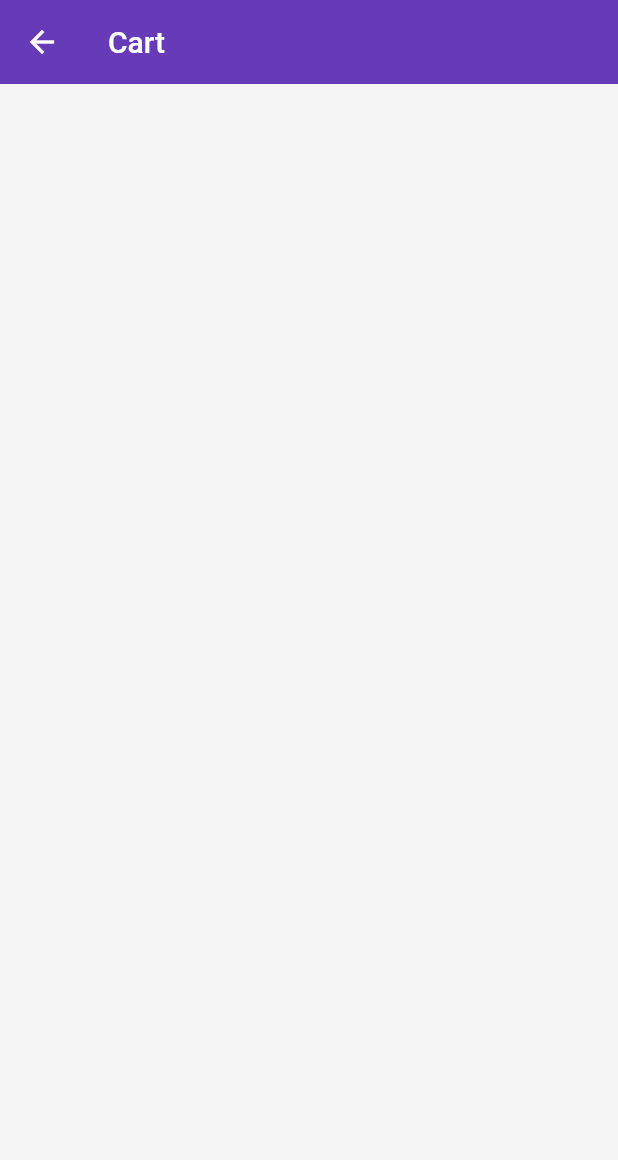
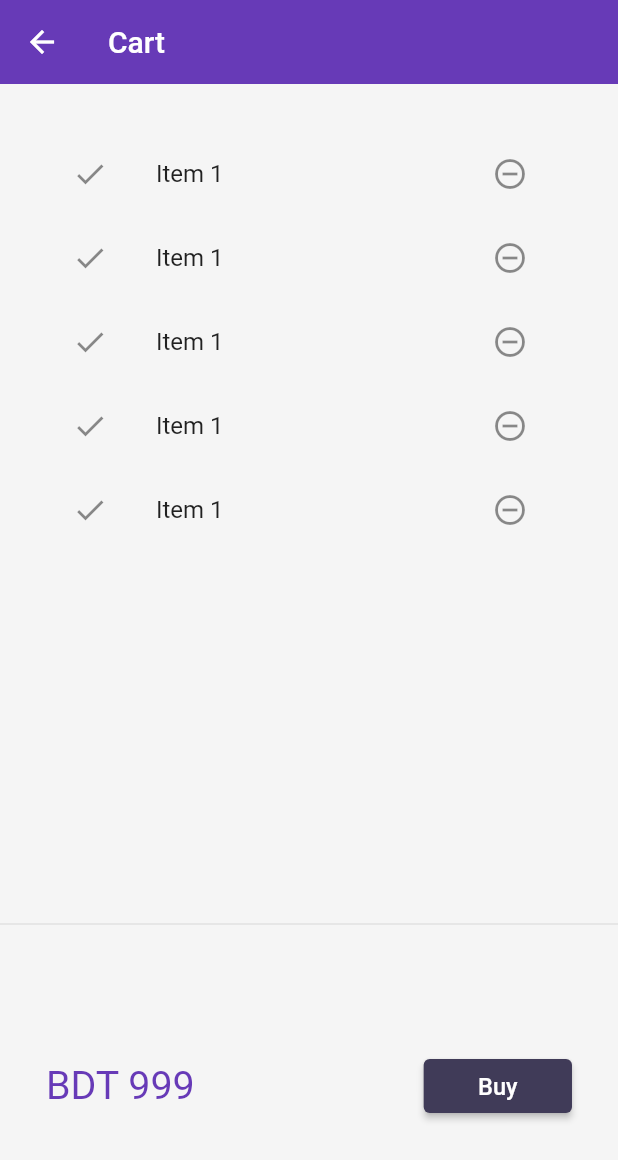
Before and after one commit to mokhlesurr031/catalog_app, a Flutter app: the screen it shows after launch, after a tap on an icon or button, on a phone screen of 412 x 824 dp. Shown: the top 1160 px of the screen. Run offline on Flutter 3.47's test engine with Material 2 defaults, Android fonts, the phone set to English and light mode, and no system bars; our stand-ins replace matcher, velocity_x; network calls fail.

Commit message:
day19- cart design

```diff
--- a/lib/models/catalog.dart
+++ b/lib/models/catalog.dart
@@ -1,15 +1,21 @@
 class CatalogModel {
-  static List<Item> items = [
-    // Item(
-    //   id: 1,
-    //   name: "iPhone 12 Pro aa",
-    //   price: 999,
-    //   description: "Apple iPhone is very good",
-    //   color: "#33505a",
-    //   image:
-    //       "https://static.remove.bg/sample-gallery/graphics/bird-thumbnail.jpg",
-    // )
-  ];
+  static List<Item> items = [];
+
+  // Get Item by id
+
+  static Item getById(int id) => items.firstWhere(
+        (element) => element.id == id,
+        orElse: () => Item(
+          id: -1,
+          name: '',
+          description: '',
+          price: 0,
+          color: '',
+          image: '',
+        ),
+      );
+
+  static Item getByPosition(int pos) => items[pos];
 }
 
 class Item {
--- a/lib/pages/cart_page.dart
+++ b/lib/pages/cart_page.dart
@@ -1,5 +1,6 @@
 import "package:flutter/material.dart";
 import "package:flutter_catalog/widgets/themes.dart";
+import "package:velocity_x/velocity_x.dart";
 
 class CartPage extends StatelessWidget {
   @override
@@ -9,6 +10,63 @@ class CartPage extends StatelessWidget {
       appBar: AppBar(
         title: const Text("Cart"),
       ),
+      body: Column(
+        children: [
+          const _CartList().p32().expand(),
+          const Divider(),
+          _CartTotal(),
+        ],
+      ),
+      // drawer: Drawer(),
     );
   }
 }
+
+class _CartTotal extends StatelessWidget {
+  @override
+  Widget build(BuildContext context) {
+    return SizedBox(
+      height: 200,
+      child: Row(
+        mainAxisAlignment: MainAxisAlignment.spaceAround,
+        children: [
+          "BDT 999".text.xl3.color(context.theme.accentColor).make(),
+          30.widthBox,
+          ElevatedButton(
+            onPressed: () {},
+            style: ButtonStyle(
+              backgroundColor:
+                  // ignore: deprecated_member_use
+                  MaterialStateProperty.all(MyTheme.darkBluishColor),
+            ),
+            child: "Buy".text.lg.white.make(),
+          ).w24(context),
+        ],
+      ),
+    );
+  }
+}
+
+class _CartList extends StatefulWidget {
+  const _CartList({super.key});
+
+  @override
+  State<_CartList> createState() => _CartListState();
+}
+
+class _CartListState extends State<_CartList> {
+  @override
+  Widget build(BuildContext context) {
+    return ListView.builder(
+      itemCount: 5,
+      itemBuilder: (context, index) => ListTile(
+        leading: const Icon(Icons.done),
+        trailing: IconButton(
+          icon: const Icon(Icons.remove_circle_outline),
+          onPressed: () {},
+        ),
+        title: "Item 1".text.make(),
+      ),
+    );
+  }
+}
--- a/lib/pages/home_page.dart
+++ b/lib/pages/home_page.dart
@@ -12,14 +12,13 @@ import "home_widgets/catalog_header.dart";
 import "home_widgets/catalog_list.dart";
 
 class HomePage extends StatefulWidget {
+  const HomePage({super.key});
+
   @override
   State<HomePage> createState() => _HomePageState();
 }
 
 class _HomePageState extends State<HomePage> {
-  int days = 25;
-  String name = "Mahin";
-
   @override
   void initState() {
     super.initState();
@@ -61,6 +60,7 @@ class _HomePageState extends State<HomePage> {
             ],
           ),
         ),
-        ));
+      ),
+    );
   }
 }
--- a/lib/pages/home_widgets/catalog_header.dart
+++ b/lib/pages/home_widgets/catalog_header.dart
@@ -9,7 +9,7 @@ class CatalogHeader extends StatelessWidget {
       crossAxisAlignment: CrossAxisAlignment.start,
       children: [
         "Product List".text.xl5.bold.color(MyTheme.darkBluishColor).make(),
-        "Trending Products".text.xl2.make(),
+        // "Trending Products".text.xl2.make(),
       ],
     );
   }
--- a/lib/pages/home_widgets/catalog_list.dart
+++ b/lib/pages/home_widgets/catalog_list.dart
@@ -13,7 +13,7 @@ class CatalogList extends StatelessWidget {
       shrinkWrap: true,
       itemCount: CatalogModel.items.length,
       itemBuilder: (context, index) {
-        final catalog = CatalogModel.items[index];
+        final catalog = CatalogModel.getByPosition(index);
         return InkWell(
           onTap: () => Navigator.push(
               context,
--- a/lib/pages/login_page.dart
+++ b/lib/pages/login_page.dart
@@ -29,7 +29,7 @@ class _LoginPageState extends State<LoginPage> {
   @override
   Widget build(BuildContext context) {
     return Material(
-      color: Colors.white,
+      color: Colors.lightBlue,
       child: SingleChildScrollView(
         child: Form(
           key: _formKey,
@@ -57,7 +57,12 @@ class _LoginPageState extends State<LoginPage> {
                     children: [
                       TextFormField(
                         decoration: const InputDecoration(
-                            hintText: "Enter Username", labelText: "Username"),
+                          hintText: "Enter Username",
+                          labelText: "Username",
+                          labelStyle: TextStyle(
+                            color: Color.fromARGB(255, 14, 8, 8),
+                          ),
+                        ),
                         validator: (value) {
                           if (value == null || value.isEmpty) {
                             return "Username cannot be empty";
@@ -72,7 +77,12 @@ class _LoginPageState extends State<LoginPage> {
                       TextFormField(
                         obscureText: true,
                         decoration: const InputDecoration(
-                            hintText: "Enter Password", labelText: "Password"),
+                          hintText: "Enter Password",
+                          labelText: "Password",
+                          labelStyle: TextStyle(
+                            color: Color.fromARGB(255, 14, 8, 8),
+                          ),
+                        ),
                         validator: (value) {
                           if (value == null || value.isEmpty) {
                             return "Password cannot be empty";
```
Lines whose indentation alone changed are shown as unchanged.
